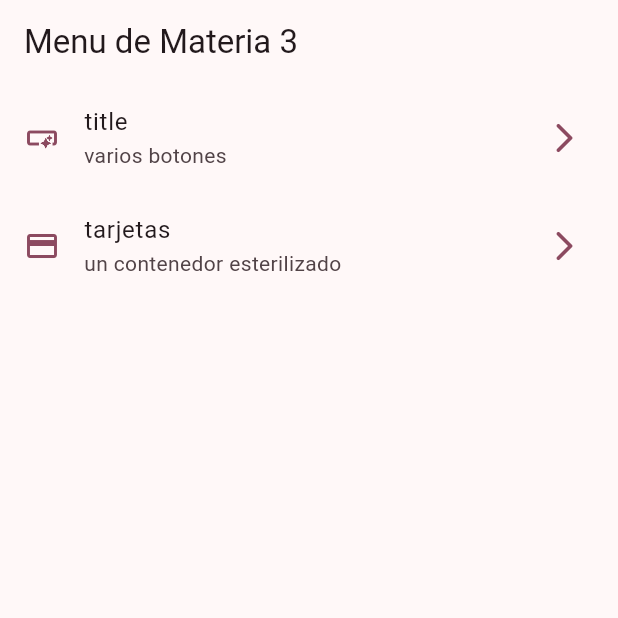
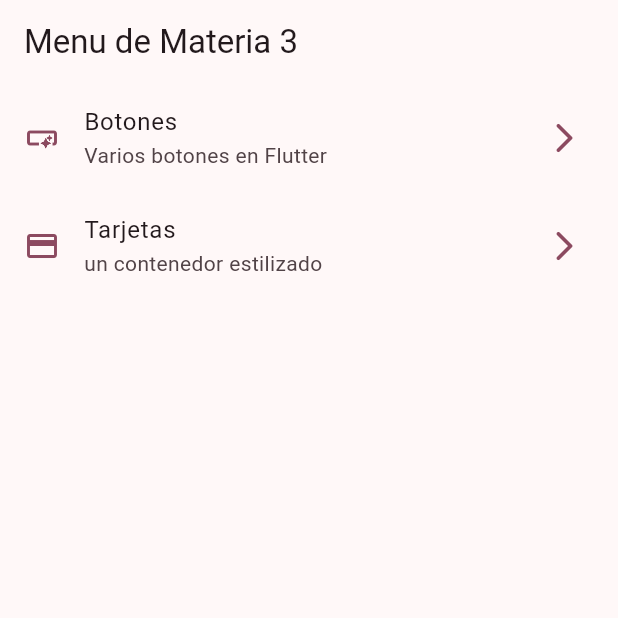
Before and after one commit to jvier990/halloween, a Flutter app: the screen it shows after launch, on a phone screen of 412 x 824 dp, the top half of it. Run offline on Flutter 3.47's test engine with Material 2 defaults, Android fonts, the phone set to English and light mode, and no system bars; our stand-ins replace go_router.

Commit message:
"Commit Rama de botones"

```diff
--- a/lib/config/menu/menu_items.dart
+++ b/lib/config/menu/menu_items.dart
@@ -1,6 +1,7 @@
 import 'package:flutter/material.dart';
 
 class MenuItem {
+  final String screenName;
   final String title;
   final String subTitle;
   final String link;
@@ -10,19 +11,21 @@
       {required this.title,
       required this.subTitle,
       required this.link,
-      required this.icon});
+      required this.icon,
+      required this.screenName});
 }
 
-const appMenuItems = <MenuItem>[
-  MenuItem(
-    title: 'title',
-    subTitle: 'varios botones',
-    link: '/buttons',
-    icon: Icons.smart_button_outlined,
-  ),
-  MenuItem(
-      title: 'tarjetas',
-      subTitle: 'un contenedor esterilizado',
-      link: '/card',
-      icon: Icons.credit_card)
+List<MenuItem> appMenuItems = <MenuItem>[
+  const MenuItem(
+      title: 'Botones',
+      subTitle: 'Varios botones en Flutter',
+      link: '/buttons',
+      icon: Icons.smart_button_outlined,
+      screenName: 'button_screen'),
+  const MenuItem(
+      title: 'Tarjetas',
+      subTitle: 'un contenedor estilizado',
+      link: '/cards',
+      icon: Icons.credit_card,
+      screenName: 'card_screen'),
 ];
--- a/lib/config/menu/router/app_router.dart
+++ b/lib/config/menu/router/app_router.dart
@@ -1,24 +1,26 @@
 import 'package:flutter/material.dart';
 import 'package:go_router/go_router.dart';
-import 'package:halloween/presentation/buttons/buttons_screen.dart';
-import 'package:halloween/presentation/cards/card_screen.dart';
-import 'package:halloween/presentation/home/home_screen.dart';
+import 'package:halloween/screens/buttons/buttons_screen.dart';
+import 'package:halloween/screens/cards/card_screen.dart';
+import 'package:halloween/screens/home/home_screen.dart';
 
 
 final GoRouter appRouter = GoRouter(
   routes: <RouteBase>[
     GoRoute(
       path: '/',
-      builder: (BuildContext context, GoRouterState state) =>
-          const HomeScreen(),
+      name:HomeScreen.screenName,
+      builder: (BuildContext context, GoRouterState state) => const HomeScreen(),
     ),
     GoRoute(
       path: '/buttons',
+      name:ButtonsScreen.screenName,
       builder: (BuildContext context, GoRouterState state) =>
           const ButtonsScreen(),
     ),
     GoRoute(
       path: '/cards',
+      name: CardsScreen.screenName,
       builder: (BuildContext context, GoRouterState state) =>
           const CardsScreen(),
     ),
--- /dev/null
+++ b/lib/config/menu/theme/app_theme.dart
@@ -0,0 +1,30 @@
+import 'package:flutter/material.dart';
+
+const colorList = <Color>[
+  Colors.blue,
+  Colors.teal,
+  Colors.green,
+  Colors.red,
+  Colors.purple,
+  Colors.deepPurple,
+  Colors.orange,
+  Colors.deepOrange,
+  Colors.pink,
+  Colors.pinkAccent
+];
+
+class AppTheme {
+  final int selectedColor;
+
+  AppTheme({this.selectedColor = 0})
+      : assert(selectedColor >= 0 && selectedColor < colorList.length ,
+            'La selección de color no cumple con el rango de 0 asta ${colorList.length - 1}');
+
+  ThemeData getTheme() => ThemeData(
+    useMaterial3: true,
+    colorSchemeSeed: colorList[selectedColor],
+    // appBarTheme: const AppBarTheme(
+    //   centerTitle: true
+    // )
+  );
+}
--- a/lib/presentation/cards/card_screen.dart
+++ b/lib/screens/cards/card_screen.dart
@@ -1,6 +1,7 @@
 import 'package:flutter/material.dart';
 
 class CardsScreen extends StatelessWidget {
+  static const String screenName = 'card_screen';
   const CardsScreen({super.key});
 
   @override
--- a/lib/presentation/home/home_screen.dart
+++ b/lib/screens/home/home_screen.dart
@@ -4,6 +4,7 @@
 
 
 class HomeScreen extends StatelessWidget {
+  static const String screenName = 'home_screen';
   const HomeScreen({super.key});
 
   @override
@@ -13,16 +14,11 @@
         title: const Text('Menu de Materia 3'),
       ),
       body: ListView.builder(
-          itemCount: appMenuItems.length, itemBuilder: menuList2),
+          itemCount: appMenuItems.length, itemBuilder: menuList),
     );
   }
 
   Widget menuList(BuildContext context, int index) {
-    final menuItem = appMenuItems[index];
-    return Text(menuItem.title);
-  }
-
-  Widget menuList2(BuildContext context, int index) {
     final menuItem = appMenuItems[index];
     return _CustomListTitle(menuItem: menuItem);
   }
@@ -46,7 +42,8 @@
       subtitle: Text(menuItem.subTitle),
       onTap: () {
         //context.go(menuItem.link);
-        context.push(menuItem.link);
+        //context.push(menuItem.link);
+        context.pushNamed(menuItem.screenName);
       },
     );
   }
```
Also changed, not shown: lib/presentation/buttons/buttons_screen.dart (deleted, +0 -15 lines), lib/presentation/custom_button.dart (added, +27 -0 lines), lib/screens/buttons/buttons_screen.dart (added, +77 -0 lines), lib/screens/screens.dart (added).
